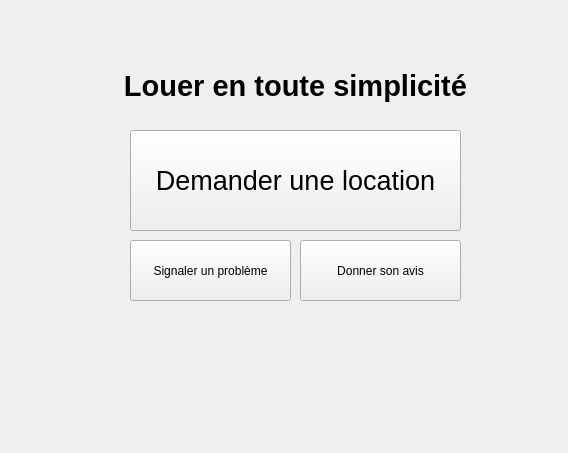
Old version of the form fenetreprincipale.ui in the repository TitiCrou/TAC.
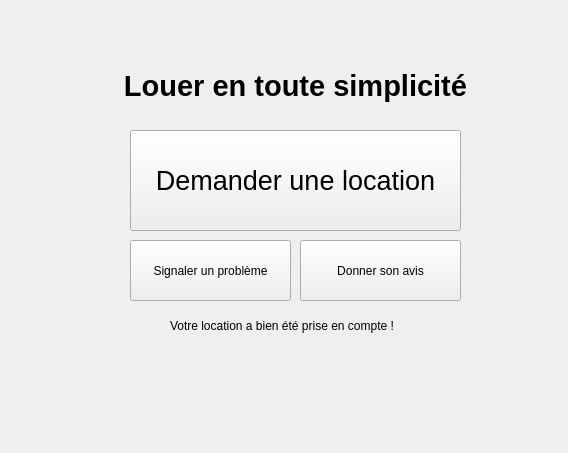
New version of the form.

Commit message: preparation fin loc

```diff
--- a/fenetreprincipale.ui
+++ b/fenetreprincipale.ui
@@ -89,6 +89,19 @@
      <set>Qt::AlignCenter</set>
     </property>
    </widget>
+   <widget class="QLabel" name="confirmLoc">
+    <property name="geometry">
+     <rect>
+      <x>170</x>
+      <y>310</y>
+      <width>331</width>
+      <height>31</height>
+     </rect>
+    </property>
+    <property name="text">
+     <string>Votre location a bien été prise en compte !</string>
+    </property>
+   </widget>
   </widget>
  </widget>
  <layoutdefault spacing="6" margin="11"/>
```
The commit also changes 1 other file.
